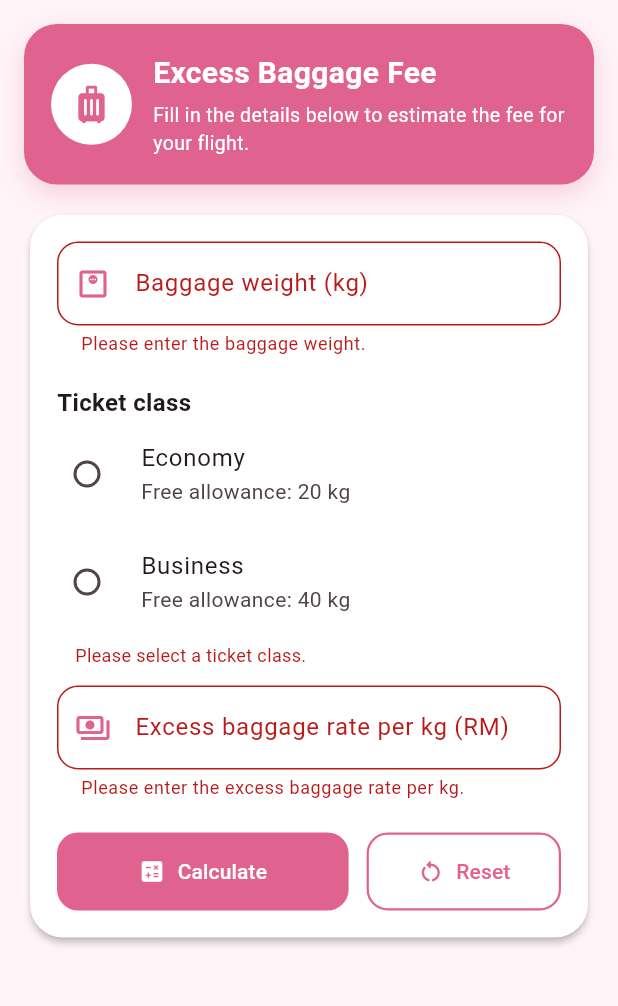
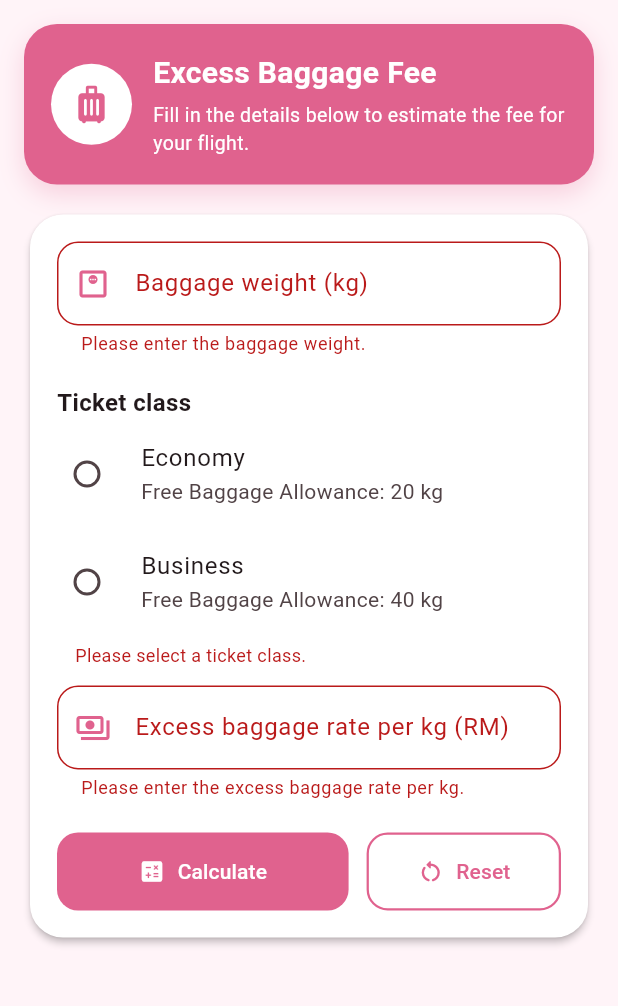
Before and after one commit to Azilabalqis26/baggifly, a Flutter app: the screen it shows after launch, after a tap on "Calculate", on a phone screen of 412 x 824 dp, the part 84-1090 px from its top. Run offline on Flutter 3.47's test engine with Material 3 defaults, Android fonts, the phone set to English and light mode, and no system bars.

Commit message:
Update Baggifly add

```diff
--- a/lib/main.dart
+++ b/lib/main.dart
@@ -512,7 +512,7 @@ class _HomePageState extends State<HomePage> {
                   RadioListTile<String>(
                     title: const Text('Economy'),
                     subtitle: Text(
-                      'Free allowance: ${fmtKg(BaggageRules.economyAllowanceKg)} kg',
+                      'Free Baggage Allowance: ${fmtKg(BaggageRules.economyAllowanceKg)} kg',
                     ),
                     value: 'Economy',
                     activeColor: AppColors.colorPrimary,
@@ -521,7 +521,7 @@ class _HomePageState extends State<HomePage> {
                   RadioListTile<String>(
                     title: const Text('Business'),
                     subtitle: Text(
-                      'Free allowance: ${fmtKg(BaggageRules.businessAllowanceKg)} kg',
+                      'Free Baggage Allowance: ${fmtKg(BaggageRules.businessAllowanceKg)} kg',
                     ),
                     value: 'Business',
                     activeColor: AppColors.colorPrimary,
```
